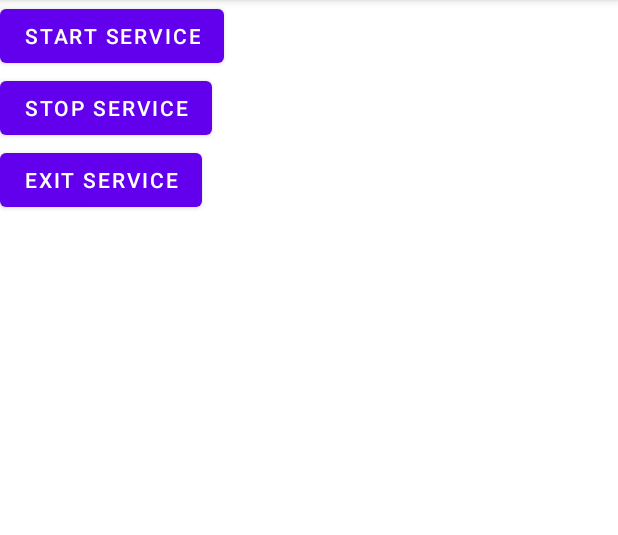
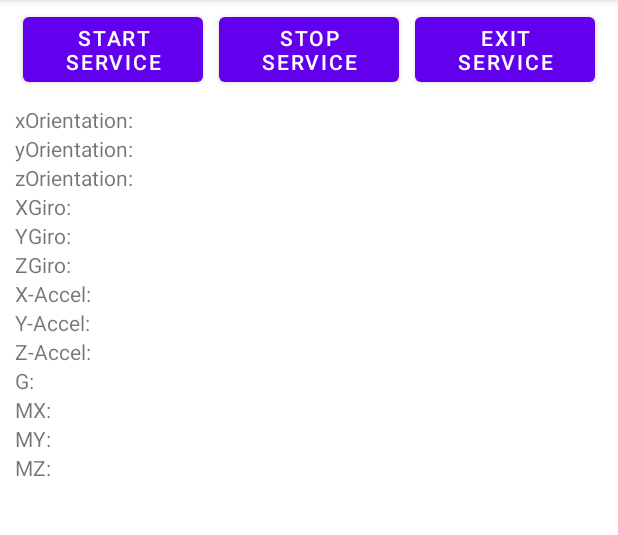
Before and after one commit to amirbannoura/Pedometer, an Android app: the screen it shows after launch (MainActivity), on a phone screen of 412 x 824 dp, the part 84-619 px from its top. Run offline under Robolectric (Android 15) with nearby library versions, the phone set to English and light mode, and no system bars.

Commit message:
edited the interface for the text and button

```diff
--- a/app/src/main/res/layout/activity_main.xml
+++ b/app/src/main/res/layout/activity_main.xml
@@ -1,30 +1,132 @@
 <?xml version="1.0" encoding="utf-8"?>
-<androidx.appcompat.widget.LinearLayoutCompat xmlns:android="http://schemas.android.com/apk/res/android"
+<RelativeLayout xmlns:android="http://schemas.android.com/apk/res/android"
     xmlns:tools="http://schemas.android.com/tools"
-    android:orientation="vertical"
-    android:layout_width="fill_parent"
+    android:layout_width="wrap_content"
     android:layout_height="fill_parent"
+    android:paddingLeft="10dp"
+    android:paddingRight="10dp"
     tools:context=".MainActivity">
 
-    <Button android:id="@+id/start_service_button"
+    <LinearLayout
+        android:id="@+id/LinearLayout00"
+        android:layout_height="wrap_content"
+        android:layout_width="match_parent"
+        android:orientation="horizontal"
+        android:gravity="center"
+        android:layout_alignParentTop="true">
+
+        <Button
+            android:id="@+id/start_service_button"
+            android:layout_width="match_parent"
+            android:layout_height="wrap_content"
+            android:layout_margin="5dp"
+            android:layout_weight="1" android:text="@string/start_service">
+        </Button>
+
+        <Button
+            android:id="@+id/stop_service_button"
+            android:layout_width="match_parent"
+            android:layout_height="wrap_content"
+            android:layout_margin="5dp"
+            android:layout_weight="1"
+            android:text="@string/stop_service"></Button>
+
+        <Button
+            android:id="@+id/exit_button"
+            android:layout_width="match_parent"
+            android:layout_height="wrap_content"
+            android:layout_margin="5dp"
+            android:layout_weight="1"
+            android:text="@string/exit_service">
+        </Button>
+
+    </LinearLayout>
+
+    <LinearLayout
+        android:id="@+id/LinearLayout01"
         android:layout_width="wrap_content"
         android:layout_height="wrap_content"
-        android:text="@string/start_service" />
-    <Button android:id="@+id/stop_service_button"
-        android:layout_width="wrap_content"
-        android:layout_height="wrap_content"
-        android:text="@string/stop_service" />
-    <!--  <Button android:id="@+id/update_values_button"
-                android:layout_width="wrap_content"
-                android:layout_height="wrap_content"
-                android:text="@string/update_service" />
-      <Button android:id="@+id/about_button"
-                android:layout_width="wrap_content"
-                android:layout_height="wrap_content"
-                android:text="About" />  -->
-    <Button android:id="@+id/exit_button"
-        android:layout_width="wrap_content"
-        android:layout_height="wrap_content"
-        android:text="@string/exit_service" />
+        android:orientation="vertical"
+        android:layout_marginTop="70dp">
 
-</androidx.appcompat.widget.LinearLayoutCompat>
+
+        <TextView
+            android:id="@+id/xOrientation"
+            android:layout_width="match_parent"
+            android:layout_height="wrap_content"
+            android:text="@string/xorientation" />
+
+        <TextView
+            android:id="@+id/yOrientation"
+            android:layout_width="match_parent"
+            android:layout_height="wrap_content"
+            android:text="@string/yorientation" />
+
+        <TextView
+            android:id="@+id/zOrientation"
+            android:layout_width="match_parent"
+            android:layout_height="wrap_content"
+            android:text="@string/zorientation" />
+
+        <TextView
+            android:id="@+id/xGiro"
+            android:layout_width="match_parent"
+            android:layout_height="wrap_content"
+            android:text="@string/xgiro" />
+
+        <TextView
+            android:id="@+id/yGiro"
+            android:layout_width="match_parent"
+            android:layout_height="wrap_content"
+            android:text="@string/ygiro" />
+
+        <TextView
+            android:id="@+id/zGiro"
+            android:layout_width="match_parent"
+            android:layout_height="wrap_content"
+            android:text="@string/zgiro" />
+
+        <TextView
+            android:id="@+id/AccelX"
+            android:layout_width="match_parent"
+            android:layout_height="wrap_content"
+            android:text="@string/X" />
+
+        <TextView
+            android:id="@+id/AccelY"
+            android:layout_width="match_parent"
+            android:layout_height="wrap_content"
+            android:text="@string/Y" />
+
+        <TextView
+            android:id="@+id/AccelZ"
+            android:layout_width="match_parent"
+            android:layout_height="wrap_content"
+            android:text="@string/Z" />
+
+        <TextView
+            android:id="@+id/AccelG"
+            android:layout_width="match_parent"
+            android:layout_height="wrap_content"
+            android:text="@string/G" />
+
+        <TextView
+            android:id="@+id/mx"
+            android:layout_width="match_parent"
+            android:layout_height="wrap_content"
+            android:text="@string/MX" />
+
+        <TextView
+            android:id="@+id/my"
+            android:layout_width="match_parent"
+            android:layout_height="wrap_content"
+            android:text="@string/MY" />
+        <TextView
+            android:id="@+id/mz"
+            android:layout_width="match_parent"
+            android:layout_height="wrap_content"
+            android:text="@string/MZ" />
+
+    </LinearLayout>
+
+</RelativeLayout>
```
Also changed, not shown: app/src/main/java/com/test/myapplication/MainActivity.java (+2 -6 lines).
